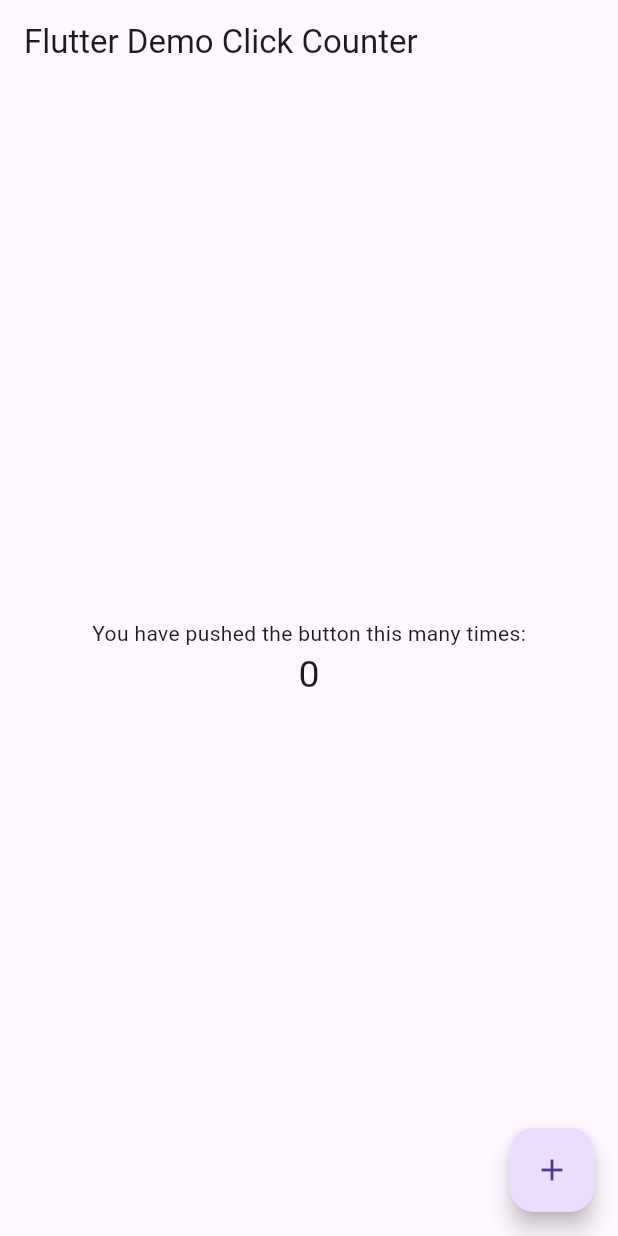
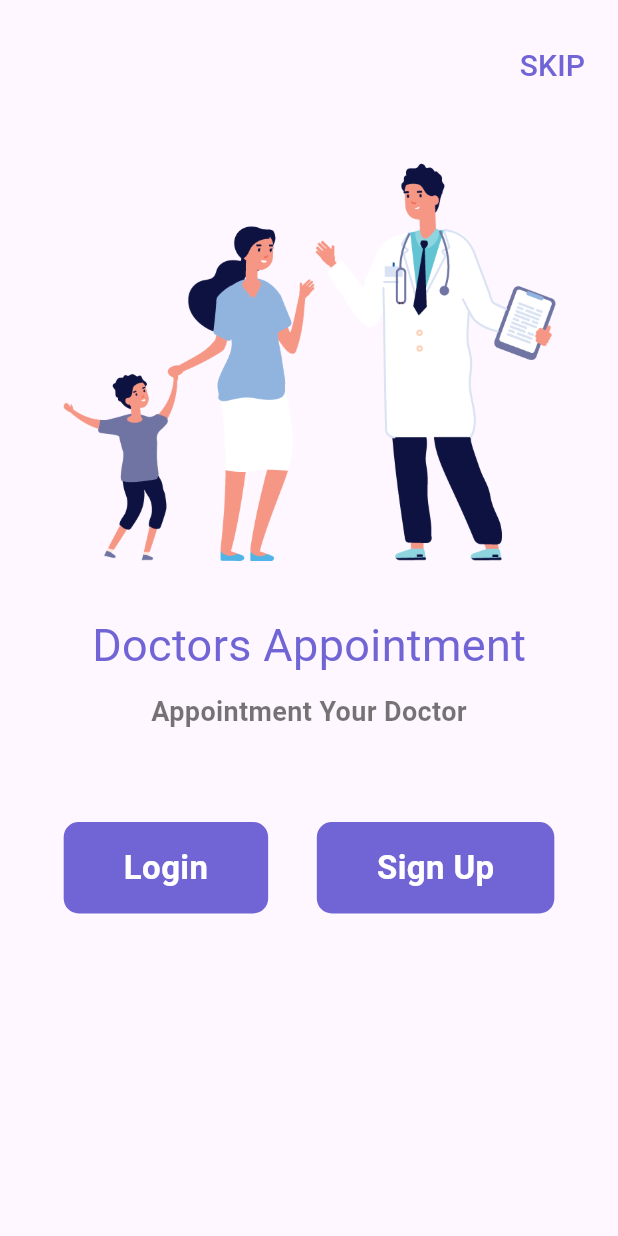
Before and after one commit to Pankajg3432c/Medical_Health_care, a Flutter app: the screen it shows after launch, on a phone screen of 412 x 824 dp. Run offline on Flutter 3.47's test engine with Material 3 defaults, Android fonts, the phone set to English and light mode, and no system bars; our stand-ins replace carousel_slider.

Commit message:
This App is basically for medical purpose

```diff
--- /dev/null
+++ b/lib/homescreen.dart
@@ -0,0 +1,100 @@
+import 'package:flutter/material.dart';
+import 'package:medical_healthcare_app/next_screen.dart';
+
+class HomeScreen extends StatefulWidget {
+  const HomeScreen({Key? key}) : super(key: key);
+
+  @override
+  State<HomeScreen> createState() => _HomeScreenState();
+}
+
+class _HomeScreenState extends State<HomeScreen> {
+  @override
+  Widget build(BuildContext context) {
+    return Scaffold(
+      body: Container(
+        height: MediaQuery.of(context).size.height,
+        width: MediaQuery.of(context).size.width,
+        padding: EdgeInsets.all(10),
+        child: Column(
+          children: [
+            SizedBox(height: 10),
+            Align(
+              alignment: Alignment.centerRight,
+              child: TextButton(
+                  onPressed: () {
+                    Navigator.push(context,
+                        MaterialPageRoute(builder: (context) => NextScreen()));
+                  },
+                  child: Text(
+                    "SKIP",
+                    style: TextStyle(color: Color(0xFF7165D6), fontSize: 20),
+                  )),
+            ),
+            SizedBox(height: 20),
+            Padding(
+              padding: EdgeInsets.all(20),
+              child: Image.asset("images/doctors.png"),
+            ),
+            SizedBox(height: 10),
+            Padding(
+              padding: EdgeInsets.all(5),
+              child: Text(
+                "Doctors Appointment",
+                style: TextStyle(fontSize: 30, color: Color(0xFF7165D6)),
+              ),
+            ),
+            SizedBox(height: 5),
+            Text(
+              "Appointment Your Doctor",
+              style: TextStyle(
+                  color: Colors.black54,
+                  fontSize: 18,
+                  fontWeight: FontWeight.bold),
+            ),
+            SizedBox(height: 60),
+            Row(
+              mainAxisAlignment: MainAxisAlignment.spaceEvenly,
+              children: [
+                Material(
+                  color: Color(0xFF7165D6),
+                  borderRadius: BorderRadius.circular(10),
+                  child: InkWell(
+                      onTap: () {},
+                      child: Padding(
+                        padding:
+                            EdgeInsets.symmetric(vertical: 15, horizontal: 40),
+                        child: Text(
+                          "Login",
+                          style: TextStyle(
+                              color: Colors.white,
+                              fontSize: 22,
+                              fontWeight: FontWeight.bold),
+                        ),
+                      )),
+                ),
+                Material(
+                  color: Color(0xFF7165D6),
+                  borderRadius: BorderRadius.circular(10),
+                  child: InkWell(
+                      onTap: () {},
+                      child: Padding(
+                        padding:
+                            EdgeInsets.symmetric(vertical: 15, horizontal: 40),
+                        child: Text(
+                          "Sign Up",
+                          style: TextStyle(
+                              color: Colors.white,
+                              fontSize: 22,
+                              fontWeight: FontWeight.bold),
+                        ),
+                      )),
+                )
+              ],
+            )
+          ],
+        ),
+      ),
+    );
+  }
+}
--- a/lib/main.dart
+++ b/lib/main.dart
@@ -1,4 +1,5 @@
 import 'package:flutter/material.dart';
+import 'package:medical_healthcare_app/homescreen.dart';
 
 void main() => runApp(const MyApp());
 
@@ -9,11 +10,12 @@ class MyApp extends StatelessWidget {
   @override
   Widget build(BuildContext context) {
     return MaterialApp(
+      debugShowCheckedModeBanner: false,
       title: _title,
       theme: ThemeData(
         primarySwatch: Colors.blue,
       ),
-      home: const MyHomePage(),
+      home: HomeScreen(),
     );
   }
 }
--- a/pubspec.yaml
+++ b/pubspec.yaml
@@ -9,6 +9,7 @@ environment:
 dependencies:
   flutter:
     sdk: flutter
+  carousel_slider: ^4.2.1
 
 dev_dependencies:
   flutter_test:
@@ -17,8 +18,8 @@ dev_dependencies:
 
 flutter:
   uses-material-design: true
-  # assets:
-  #  - images/a_dot_burr.jpeg
+  assets:
+    - images/
   #  - images/a_dot_ham.jpeg
   # fonts:
   #   - family: Schyler
```
Also changed, not shown: lib/navbartools.dart (added, +25 -0 lines), lib/next_screen.dart (added, +79 -0 lines), lib/screen.dart (added, +116 -0 lines), lib/splash_screen.dart (added, +83 -0 lines), images/doctors.png (added).
